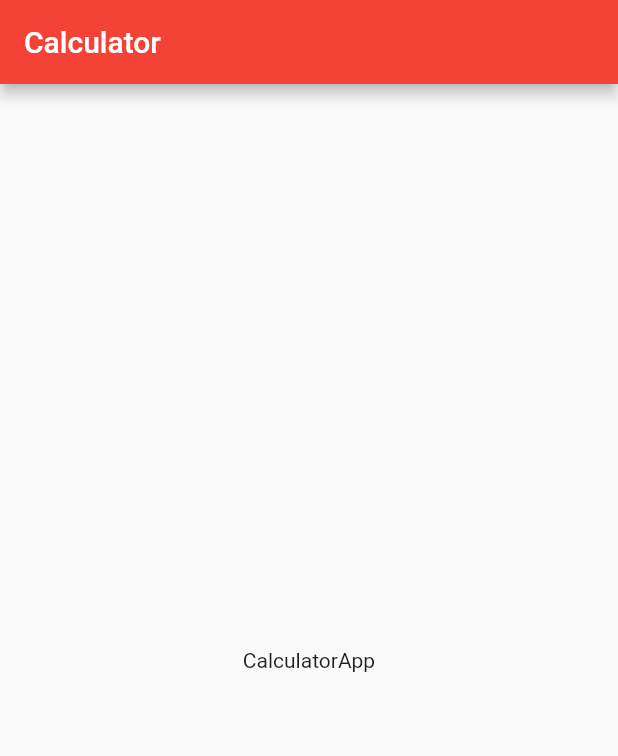
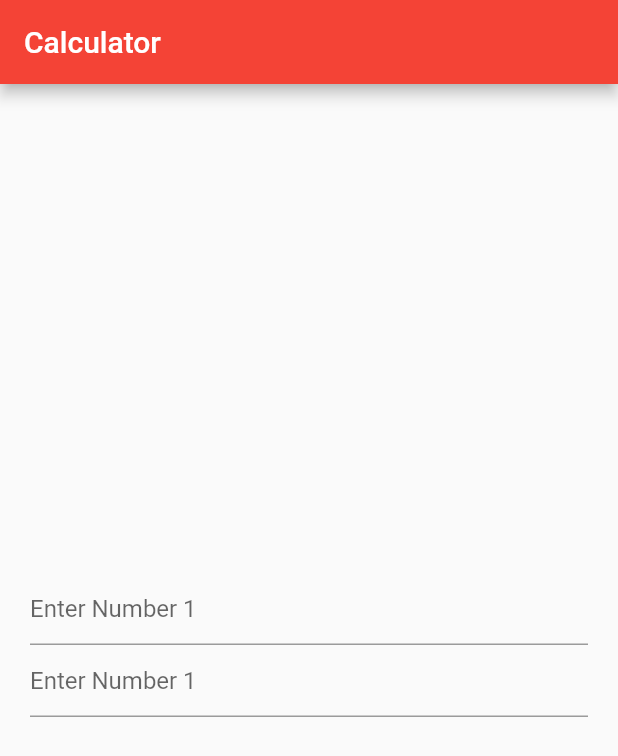
Before and after one commit to parshvas25/FlutterCalculator, a Flutter app: the screen it shows after launch, on a phone screen of 412 x 824 dp. Shown: the top 756 px of the screen. Run offline on Flutter 3.47's test engine with Material 2 defaults, Android fonts, the phone set to English and light mode, and no system bars.

Commit message:
Changed UI

```diff
--- a/lib/home_page.dart
+++ b/lib/home_page.dart
@@ -13,9 +13,25 @@ class HomePageState extends State<HomePage> {
         title: new Text("Calculator"),
       ),
       body: new Container(
-        child: new Center(
-          child: new Text("CalculatorApp"),
-        ),
+        padding: const EdgeInsets.all(20.0),
+        child: new Column(
+            mainAxisAlignment: MainAxisAlignment.center,
+            children: <Widget>[
+              new TextField(
+                keyboardType: TextInputType.number,
+                decoration: new InputDecoration(hintText: "Enter Number 1"),
+              ),
+              new TextField(
+                keyboardType: TextInputType.number,
+                decoration: new InputDecoration(hintText: "Enter Number 1"),
+              ),
+              new Padding(
+                padding: const EdgeInsets.only(top: 20.0),
+              ),
+              new Row(
+                mainAxisAlignment: MainAxisAlignment.center,
+              )
+            ]),
       ),
     );
   }
```
